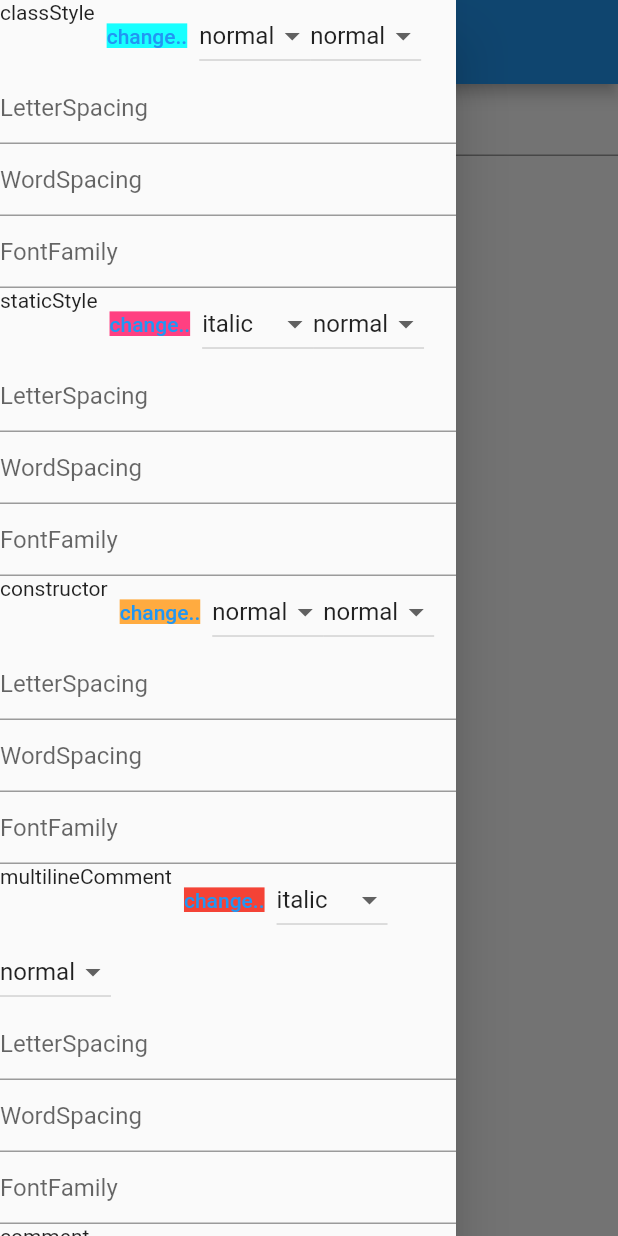
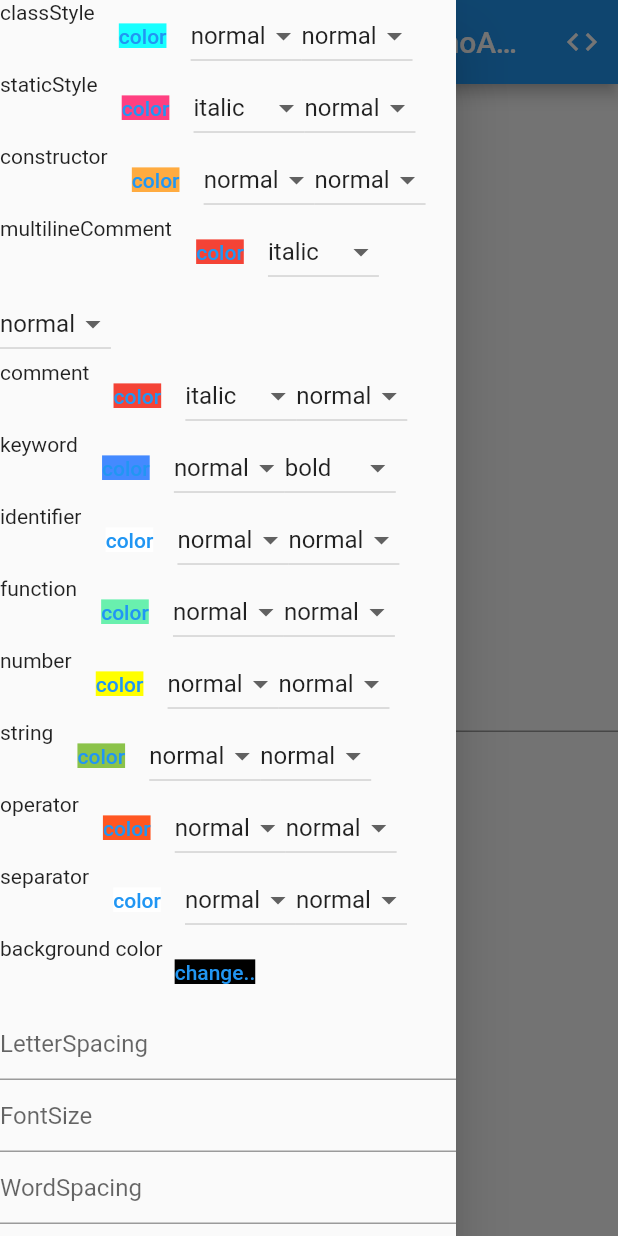
Before and after one commit to ssrajputtheboss/any_syntax_highlighter, a Flutter app: the screen it shows after launch, with the side drawer open, on a phone screen of 412 x 824 dp. Run offline on Flutter 3.47's test engine with Material 2 defaults, Android fonts, the phone set to English and light mode, and no system bars; our stand-ins replace flutter_colorpicker.

Commit message:
updated example app

```diff
--- a/example/lib/main.dart
+++ b/example/lib/main.dart
@@ -37,6 +37,7 @@ class ExampleApp extends StatelessWidget {
   @override
   Widget build(BuildContext context) {
     return const MaterialApp(
+      debugShowCheckedModeBanner: false,
       home: MainApp(),
     );
   }
@@ -58,6 +59,109 @@ class _MainApp extends State<MainApp> {
   }
   List<Widget> mainWidgets() => [
         Expanded(
+            child: SingleChildScrollView(
+                child: AnySyntaxHighlighter(
+          _text,
+          theme: AnySyntaxHighlighterTheme(
+              classStyle: TextStyle(
+                  color: _theme['classStyle']?.color,
+                  fontWeight: fontWeights[_theme['classStyle']?.weight]!,
+                  fontStyle: fontStyles[_theme['classStyle']?.style]!,
+                  fontSize: Props.fontSize,
+                  fontFamily: Props.fontFamily,
+                  letterSpacing: Props.letterSpacing,
+                  wordSpacing: Props.wordSpacing),
+              staticStyle: TextStyle(
+                  color: _theme['staticStyle']?.color,
+                  fontWeight: fontWeights[_theme['staticStyle']?.weight]!,
+                  fontStyle: fontStyles[_theme['staticStyle']?.style]!,
+                  fontSize: Props.fontSize,
+                  fontFamily: Props.fontFamily,
+                  letterSpacing: Props.letterSpacing,
+                  wordSpacing: Props.wordSpacing),
+              constructor: TextStyle(
+                  color: _theme['constructor']?.color,
+                  fontWeight: fontWeights[_theme['constructor']?.weight]!,
+                  fontStyle: fontStyles[_theme['constructor']?.style]!,
+                  fontSize: Props.fontSize,
+                  fontFamily: Props.fontFamily,
+                  letterSpacing: Props.letterSpacing,
+                  wordSpacing: Props.wordSpacing),
+              multilineComment: TextStyle(
+                  color: _theme['multilineComment']?.color,
+                  fontWeight: fontWeights[_theme['multilineComment']?.weight]!,
+                  fontStyle: fontStyles[_theme['multilineComment']?.style]!,
+                  fontSize: Props.fontSize,
+                  fontFamily: Props.fontFamily,
+                  letterSpacing: Props.letterSpacing,
+                  wordSpacing: Props.wordSpacing),
+              comment: TextStyle(
+                  color: _theme['comment']?.color,
+                  fontWeight: fontWeights[_theme['comment']?.weight]!,
+                  fontStyle: fontStyles[_theme['comment']?.style]!,
+                  fontSize: Props.fontSize,
+                  fontFamily: Props.fontFamily,
+                  letterSpacing: Props.letterSpacing,
+                  wordSpacing: Props.wordSpacing),
+              keyword: TextStyle(
+                  color: _theme['keyword']?.color,
+                  fontWeight: fontWeights[_theme['keyword']?.weight]!,
+                  fontStyle: fontStyles[_theme['keyword']?.style]!,
+                  fontSize: Props.fontSize,
+                  fontFamily: Props.fontFamily,
+                  letterSpacing: Props.letterSpacing,
+                  wordSpacing: Props.wordSpacing),
+              identifier: TextStyle(
+                  color: _theme['identifier']?.color,
+                  fontWeight: fontWeights[_theme['identifier']?.weight]!,
+                  fontStyle: fontStyles[_theme['identifier']?.style]!,
+                  fontSize: Props.fontSize,
+                  fontFamily: Props.fontFamily,
+                  letterSpacing: Props.letterSpacing,
+                  wordSpacing: Props.wordSpacing),
+              function: TextStyle(
+                  color: _theme['function']?.color,
+                  fontWeight: fontWeights[_theme['function']?.weight]!,
+                  fontStyle: fontStyles[_theme['function']?.style]!,
+                  fontSize: Props.fontSize,
+                  fontFamily: Props.fontFamily,
+                  letterSpacing: Props.letterSpacing,
+                  wordSpacing: Props.wordSpacing),
+              number: TextStyle(
+                  color: _theme['number']?.color,
+                  fontWeight: fontWeights[_theme['number']?.weight]!,
+                  fontStyle: fontStyles[_theme['number']?.style]!,
+                  fontSize: Props.fontSize,
+                  fontFamily: Props.fontFamily,
+                  letterSpacing: Props.letterSpacing,
+                  wordSpacing: Props.wordSpacing),
+              string: TextStyle(
+                  color: _theme['string']?.color,
+                  fontWeight: fontWeights[_theme['string']?.weight]!,
+                  fontStyle: fontStyles[_theme['string']?.style]!,
+                  fontSize: Props.fontSize,
+                  fontFamily: Props.fontFamily,
+                  letterSpacing: Props.letterSpacing,
+                  wordSpacing: Props.wordSpacing),
+              operator: TextStyle(
+                  color: _theme['operator']?.color,
+                  fontWeight: fontWeights[_theme['operator']?.weight]!,
+                  fontStyle: fontStyles[_theme['operator']?.style]!,
+                  fontSize: Props.fontSize,
+                  fontFamily: Props.fontFamily,
+                  letterSpacing: Props.letterSpacing,
+                  wordSpacing: Props.wordSpacing),
+              separator: TextStyle(
+                  color: _theme['separator']?.color,
+                  fontWeight: fontWeights[_theme['separator']?.weight]!,
+                  fontStyle: fontStyles[_theme['separator']?.style]!,
+                  fontSize: Props.fontSize,
+                  fontFamily: Props.fontFamily,
+                  letterSpacing: Props.letterSpacing,
+                  wordSpacing: Props.wordSpacing),
+              boxDecoration: BoxDecoration(color: _bgColor)),
+        ))),
+        Expanded(
             child: TextField(
           minLines: 1,
           maxLines: 1000,
@@ -67,140 +171,42 @@ class _MainApp extends State<MainApp> {
             });
           },
         )),
-        Expanded(
-            child: SingleChildScrollView(
-                child: AnySyntaxHighlighter(
-          _text,
-          theme: AnySyntaxHighlighterTheme(
-              classStyle: TextStyle(
-                  color: _theme['classStyle']?.color,
-                  fontWeight: fontWeights[_theme['classStyle']?.weight]!,
-                  fontStyle: fontStyles[_theme['classStyle']?.style]!,
-                  fontSize: _theme['classStyle']?.fontSize,
-                  fontFamily: _theme['classStyle']?.fontFamily,
-                  letterSpacing: _theme['classStyle']?.letterSpacing,
-                  wordSpacing: _theme['classStyle']?.wordSpacing
-              ),
-              staticStyle: TextStyle(
-                  color: _theme['staticStyle']?.color,
-                  fontWeight: fontWeights[_theme['staticStyle']?.weight]!,
-                  fontStyle: fontStyles[_theme['staticStyle']?.style]!,
-                  fontSize: _theme['staticStyle']?.fontSize,
-                  fontFamily: _theme['staticStyle']?.fontFamily,
-                  letterSpacing: _theme['staticStyle']?.letterSpacing,
-                  wordSpacing: _theme['staticStyle']?.wordSpacing
-              ),
-              constructor: TextStyle(
-                  color: _theme['constructor']?.color,
-                  fontWeight: fontWeights[_theme['constructor']?.weight]!,
-                  fontStyle: fontStyles[_theme['constructor']?.style]!,
-                  fontSize: _theme['constructor']?.fontSize,
-                  fontFamily: _theme['constructor']?.fontFamily,
-                  letterSpacing: _theme['constructor']?.letterSpacing,
-                  wordSpacing: _theme['constructor']?.wordSpacing
-              ),
-              multilineComment: TextStyle(
-                  color: _theme['multilineComment']?.color,
-                  fontWeight: fontWeights[_theme['multilineComment']?.weight]!,
-                  fontStyle: fontStyles[_theme['multilineComment']?.style]!,
-                  fontSize: _theme['multilineComment']?.fontSize,
-                  fontFamily: _theme['multilineComment']?.fontFamily,
-                  letterSpacing: _theme['multilineComment']?.letterSpacing,
-                  wordSpacing: _theme['multilineComment']?.wordSpacing
-              ),
-              comment: TextStyle(
-                  color: _theme['comment']?.color,
-                  fontWeight: fontWeights[_theme['comment']?.weight]!,
-                  fontStyle: fontStyles[_theme['comment']?.style]!,
-                  fontSize: _theme['comment']?.fontSize,
-                  fontFamily: _theme['comment']?.fontFamily,
-                  letterSpacing: _theme['comment']?.letterSpacing,
-                  wordSpacing: _theme['comment']?.wordSpacing
-              ),
-              keyword: TextStyle(
-                  color: _theme['keyword']?.color,
-                  fontWeight: fontWeights[_theme['keyword']?.weight]!,
-                  fontStyle: fontStyles[_theme['keyword']?.style]!,
-                  fontSize: _theme['keyword']?.fontSize,
-                  fontFamily: _theme['keyword']?.fontFamily,
-                  letterSpacing: _theme['keyword']?.letterSpacing,
-                  wordSpacing: _theme['keyword']?.wordSpacing
-              ),
-              identifier: TextStyle(
-                  color: _theme['identifier']?.color,
-                  fontWeight: fontWeights[_theme['identifier']?.weight]!,
-                  fontStyle: fontStyles[_theme['identifier']?.style]!,
-                  fontSize: _theme['identifier']?.fontSize,
-                  fontFamily: _theme['identifier']?.fontFamily,
-                  letterSpacing: _theme['identifier']?.letterSpacing,
-                  wordSpacing: _theme['identifier']?.wordSpacing
-              ),
-              function: TextStyle(
-                  color: _theme['function']?.color,
-                  fontWeight: fontWeights[_theme['function']?.weight]!,
-                  fontStyle: fontStyles[_theme['function']?.style]!,
-                  fontSize: _theme['function']?.fontSize,
-                  fontFamily: _theme['function']?.fontFamily,
-                  letterSpacing: _theme['function']?.letterSpacing,
-                  wordSpacing: _theme['function']?.wordSpacing
-              ),
-              number: TextStyle(
-                  color: _theme['number']?.color,
-                  fontWeight: fontWeights[_theme['number']?.weight]!,
-                  fontStyle: fontStyles[_theme['number']?.style]!,
-                  fontSize: _theme['number']?.fontSize,
-                  fontFamily: _theme['number']?.fontFamily,
-                  letterSpacing: _theme['number']?.letterSpacing,
-                  wordSpacing: _theme['number']?.wordSpacing
-              ),
-              string: TextStyle(
-                  color: _theme['string']?.color,
-                  fontWeight: fontWeights[_theme['string']?.weight]!,
-                  fontStyle: fontStyles[_theme['string']?.style]!,
-                  fontSize: _theme['string']?.fontSize,
-                  fontFamily: _theme['string']?.fontFamily,
-                  letterSpacing: _theme['string']?.letterSpacing,
-                  wordSpacing: _theme['string']?.wordSpacing
-              ),
-              operator: TextStyle(
-                  color: _theme['operator']?.color,
-                  fontWeight: fontWeights[_theme['operator']?.weight]!,
-                  fontStyle: fontStyles[_theme['operator']?.style]!,
-                  fontSize: _theme['operator']?.fontSize,
-                  fontFamily: _theme['operator']?.fontFamily,
-                  letterSpacing: _theme['operator']?.letterSpacing,
-                  wordSpacing: _theme['operator']?.wordSpacing
-              ),
-              separator: TextStyle(
-                  color: _theme['separator']?.color,
-                  fontWeight: fontWeights[_theme['separator']?.weight]!,
-                  fontStyle: fontStyles[_theme['separator']?.style]!,
-                  fontSize: _theme['separator']?.fontSize,
-                  fontFamily: _theme['separator']?.fontFamily,
-                  letterSpacing: _theme['separator']?.letterSpacing,
-                  wordSpacing: _theme['separator']?.wordSpacing
-              ),
-              boxDecoration: BoxDecoration(color: _bgColor)),
-        )))
       ];
   @override
   Widget build(BuildContext context) {
     final isMobile = defaultTargetPlatform == TargetPlatform.android ||
         defaultTargetPlatform == TargetPlatform.iOS;
     return Scaffold(
-      appBar: AppBar(),
+      appBar: AppBar(
+        title: const Text('AnySyntaxHighlighterDemoApp'),
+        actions: [
+          Tooltip(
+            message: 'Generate Theme Code',
+            child: IconButton(
+                onPressed: () => showDialog(
+                    context: context,
+                    builder: (ctx) {
+                      return AlertDialog(
+                        content:
+                            SelectableText(generateThemeCode(_theme, _bgColor)),
+                      );
+                    }),
+                icon: const Icon(Icons.code)),
+          )
+        ],
+      ),
       body: isMobile
           ? Column(children: mainWidgets())
           : Row(children: mainWidgets()),
       drawer: Drawer(
           child: ListView(
-            controller: ScrollController(),
+        controller: ScrollController(),
         children: _theme.entries
             .map((e) => Wrap(
                   children: [
                     Text(e.key),
                     TextButton(
-                      child: Text('change..',
+                      child: Text('color',
                           style: TextStyle(backgroundColor: e.value.color)),
                       onPressed: () => showDialog(
                           context: context,
@@ -242,56 +248,6 @@ class _MainApp extends State<MainApp> {
                           e.value.weight = newWeight!;
                         });
                       },
-                    ),
-                    TextField(
-                      keyboardType: TextInputType.number,
-                      decoration: const InputDecoration(
-                        hintText: 'LetterSpacing'
-                      ),
-                      maxLines: 1,
-                      minLines: 1,
-                      onSubmitted: (value){
-                        double? val;
-                        try {
-                          val = double.parse(value);
-                        }catch(err){
-                          val = null;
-                        }
-                        setState(() {
-                          e.value.letterSpacing = val;
-                        });
-                      },
-                    ),
-                    TextField(
-                      keyboardType: TextInputType.number,
-                      decoration: const InputDecoration(
-                          hintText: 'WordSpacing',
-                      ),
-                      maxLines: 1,
-                      minLines: 1,
-                      onSubmitted: (value){
-                        double? val;
-                        try {
-                          val = double.parse(value);
-                        }catch(err){
-                          val = null;
-                        }
-                        setState(() {
-                          e.value.wordSpacing = val;
-                        });
-                      },
-                    ),
-                    TextField(
-                      decoration: const InputDecoration(
-                          hintText: 'FontFamily'
-                      ),
-                      maxLines: 1,
-                      minLines: 1,
-                      onSubmitted: (value){
-                        setState(() {
-                          e.value.fontFamily = value;
-                        });
-                      },
                     )
                   ],
                 ))
@@ -316,6 +272,69 @@ class _MainApp extends State<MainApp> {
                       );
                     }),
               ),
+              TextField(
+                keyboardType: TextInputType.number,
+                decoration: const InputDecoration(hintText: 'LetterSpacing'),
+                maxLines: 1,
+                minLines: 1,
+                onSubmitted: (value) {
+                  double? val;
+                  try {
+                    val = double.parse(value);
+                  } catch (err) {
+                    val = null;
+                  }
+                  setState(() {
+                    Props.letterSpacing = val;
+                  });
+                },
+              ),
+              TextField(
+                keyboardType: TextInputType.number,
+                decoration: const InputDecoration(hintText: 'FontSize'),
+                maxLines: 1,
+                minLines: 1,
+                onSubmitted: (value) {
+                  double? val;
+                  try {
+                    val = double.parse(value);
+                  } catch (err) {
+                    val = null;
+                  }
+                  setState(() {
+                    Props.fontSize = val;
+                  });
+                },
+              ),
+              TextField(
+                keyboardType: TextInputType.number,
+                decoration: const InputDecoration(
+                  hintText: 'WordSpacing',
+                ),
+                maxLines: 1,
+                minLines: 1,
+                onSubmitted: (value) {
+                  double? val;
+                  try {
+                    val = double.parse(value);
+                  } catch (err) {
+                    val = null;
+                  }
+                  setState(() {
+                    Props.wordSpacing = val;
+                  });
+                },
+              ),
+              TextField(
+                decoration: const InputDecoration(hintText: 'FontFamily'),
+                maxLines: 1,
+                minLines: 1,
+                onSubmitted: (value) {
+                  setState(() {
+                    Props.fontFamily = value;
+                  });
+                },
+              )
             ],
           )),
       )),
@@ -343,12 +362,28 @@ class _MainApp extends State<MainApp> {
 
 class Props {
   Color color;
-  String weight,style;
-  String? fontFamily;
-  double? letterSpacing,wordSpacing,fontSize;
-  Props(this.color, this.weight, this.style,{
-    this.letterSpacing,
-    this.wordSpacing,
-    this.fontFamily
+  String weight, style;
+  static String? fontFamily;
+  static double? letterSpacing, wordSpacing, fontSize;
+  Props(this.color, this.weight, this.style);
+}
+
+String generateThemeCode(Map<String, Props> theme, Color bgColor) {
+  StringBuffer s = StringBuffer('AnySyntaxHighlighterTheme(\n');
+  theme.forEach((key, value) {
+    s.write('''  $key : const TextStyle(
+    color: const Color.fromRGBO(${value.color.red}, ${value.color.green}, ${value.color.blue}, ${value.color.opacity}),
+    fontWeight: Fontweight.${value.weight},
+    fontStyle: FontStyle.${value.style},
+    fontFamily: ${Props.fontFamily},
+    letterSpacing: ${Props.letterSpacing},
+    wordSpacing: ${Props.wordSpacing},
+    fontSize: ${Props.fontSize}
+    ),
+    ''');
   });
+  s.write(
+      'bgColor: const Color.fromRGBO(${bgColor.red}, ${bgColor.green}, ${bgColor.blue}, ${bgColor.opacity})');
+  s.writeln(')');
+  return s.toString();
 }
```
